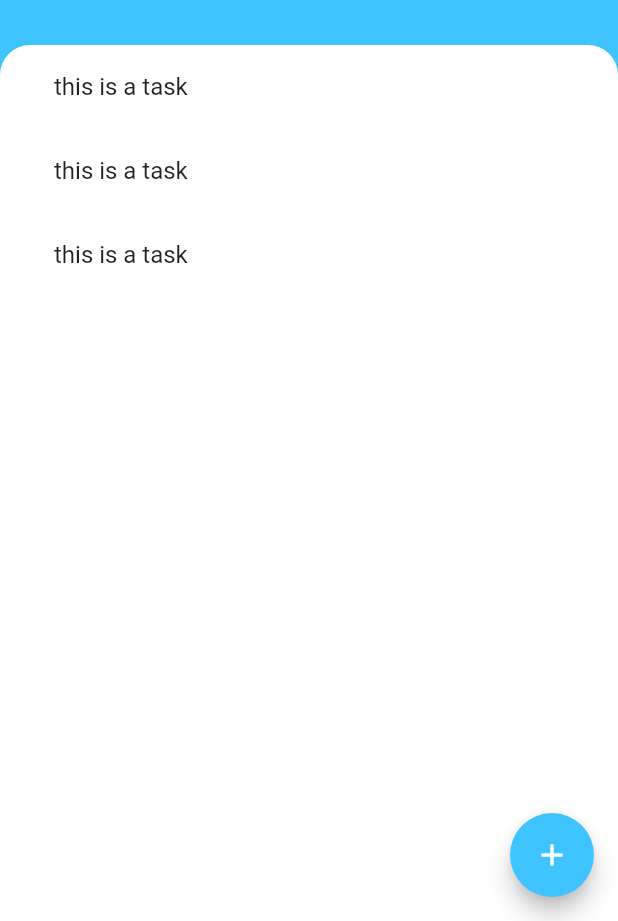
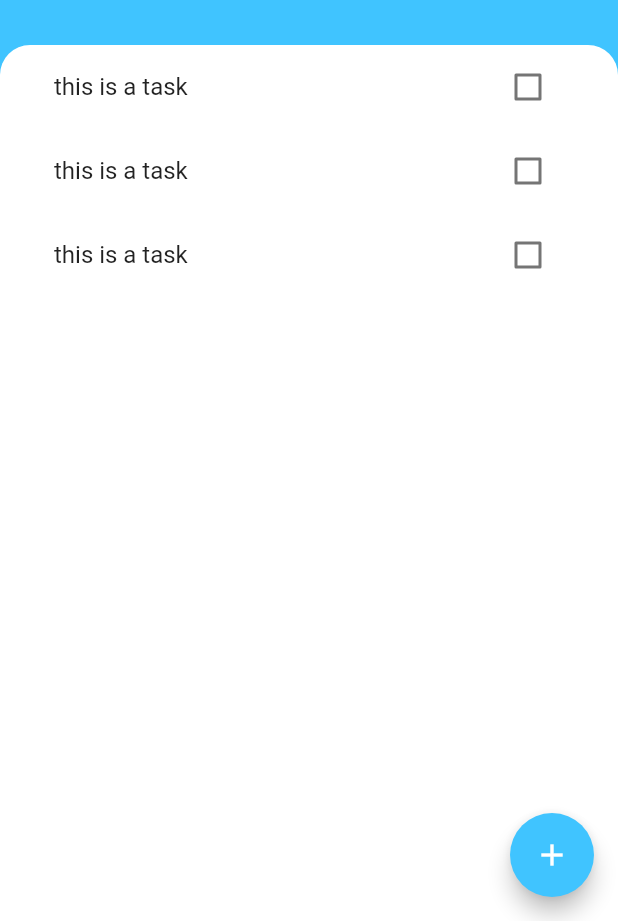
Before and after one commit to kolikay/todo, a Flutter app: the screen it shows after launch, on a phone screen of 412 x 824 dp, the part 315-1236 px from its top. Run offline on Flutter 3.47's test engine with Material 2 defaults, Android fonts, the phone set to English and light mode, and no system bars.

Commit message:
worked on task title

```diff
--- a/lib/widget/task_title.dart
+++ b/lib/widget/task_title.dart
@@ -1,18 +1,34 @@
-
-// ignore_for_file: use_key_in_widget_constructors
+// ignore_for_file: use_key_in_widget_constructors, prefer_const_constructors
 
 import 'package:flutter/material.dart';
 
-
-class  TaskTitle extends StatelessWidget {
+class TaskTitle extends StatelessWidget {
   @override
   Widget build(BuildContext context) {
     return ListTile(
-     title: const Text('this is a task'),
-    //  trailing: Checkbox(
-    //    value: false,
-    //    onChanged: ,
-    //  ),
-        );
+      title: Text('this is a task'),
+      trailing: TaskCheckBox(),
+    );
   }
 }
+
+class TaskCheckBox extends StatefulWidget {
+  @override
+  _TaskCheckBoxState createState() => _TaskCheckBoxState();
+}
+
+class _TaskCheckBoxState extends State<TaskCheckBox> {
+  bool isChecked = false;
+  @override
+  Widget build(BuildContext context) {
+    return Checkbox(
+      activeColor: Colors.lightBlueAccent,
+      value: isChecked,
+      onChanged: (newValue) {
+        setState(()  {
+         isChecked = newValue!;
+        });
+      },
+    );
+  }
+}
```
